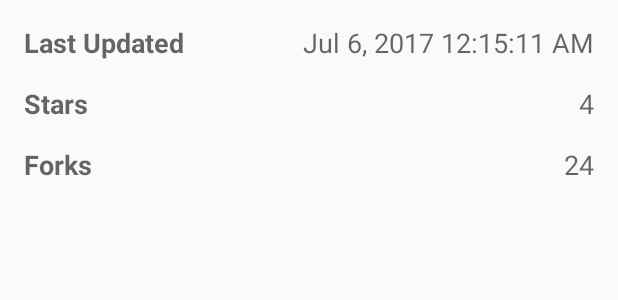
After one commit to YinkaOlu/GithubApp, an Android app: the layout repo_bottom_sheet.xml on its own in the app's theme, with its tools: preview values and no code run, on a phone screen of 412 x 824 dp. The commit adds this screen. Shown: the top 300 px of the screen. Run offline under Robolectric (Android 15) with nearby library versions, the phone set to English and light mode, and no system bars.

Commit message:
Add repo bottomsheet

```diff
--- a/app/build.gradle
+++ b/app/build.gradle
@@ -43,6 +43,7 @@ dependencies {
     implementation 'androidx.lifecycle:lifecycle-extensions:2.2.0'
     implementation "androidx.recyclerview:recyclerview:1.1.0"
     implementation "androidx.cardview:cardview:1.0.0"
+    implementation 'com.google.android.material:material:1.2.0'
 
     implementation 'com.squareup.retrofit2:retrofit:2.9.0'
     implementation 'com.squareup.retrofit2:converter-gson:2.9.0'
--- a/app/src/main/java/com/yinkaolu/githubapp/view/fragment/repolist/RepoListAdapter.kt
+++ b/app/src/main/java/com/yinkaolu/githubapp/view/fragment/repolist/RepoListAdapter.kt
@@ -6,7 +6,10 @@ import androidx.recyclerview.widget.RecyclerView
 import com.yinkaolu.githubapp.R
 import com.yinkaolu.githubapp.data.model.GithubRepo
 
-class RepoListAdapter(private var repoList: ArrayList<GithubRepo>): RecyclerView.Adapter<RepoListItemHolder>() {
+class RepoListAdapter(
+    private var repoList: ArrayList<GithubRepo>,
+    private var listener: RepoListItemListener
+): RecyclerView.Adapter<RepoListItemHolder>() {
     override fun onCreateViewHolder(parent: ViewGroup, viewType: Int): RepoListItemHolder {
         val itemView = LayoutInflater.from(parent.context).inflate(R.layout.repo_list_item, parent, false)
         return RepoListItemHolder(itemView)
@@ -17,6 +20,6 @@ class RepoListAdapter(private var repoList: ArrayList<GithubRepo>): RecyclerView
     }
 
     override fun onBindViewHolder(holder: RepoListItemHolder, position: Int) {
-        holder.onBind(repoList[position])
+        holder.onBind(repoList[position], listener)
     }
 }
--- a/app/src/main/java/com/yinkaolu/githubapp/view/fragment/repolist/RepoListFragment.kt
+++ b/app/src/main/java/com/yinkaolu/githubapp/view/fragment/repolist/RepoListFragment.kt
@@ -5,13 +5,15 @@ import androidx.fragment.app.Fragment
 import android.view.LayoutInflater
 import android.view.View
 import android.view.ViewGroup
+import android.widget.TextView
 import androidx.recyclerview.widget.LinearLayoutManager
 import androidx.recyclerview.widget.RecyclerView
+import com.google.android.material.bottomsheet.BottomSheetDialog
 import com.yinkaolu.githubapp.R
 import com.yinkaolu.githubapp.data.model.GithubRepo
 import java.lang.IllegalArgumentException
 
-class RepoListFragment : Fragment() {
+class RepoListFragment : Fragment(), RepoListItemListener {
     override fun onCreateView(
         inflater: LayoutInflater, container: ViewGroup?,
         savedInstanceState: Bundle?
@@ -24,9 +26,10 @@ class RepoListFragment : Fragment() {
 
         if (repos === null) throw IllegalArgumentException("Repo list fragment requires bundle with ArrayList of GithubRepo")
 
+        val repoListAdapter = RepoListAdapter(repos, this)
         repoList.apply {
             layoutManager = LinearLayoutManager(requireContext())
-            adapter = RepoListAdapter(repos)
+            adapter = repoListAdapter
         }
         return view
     }
@@ -42,4 +45,17 @@ class RepoListFragment : Fragment() {
             return frag
         }
     }
+
+    override fun onSelected(repo: GithubRepo) {
+        val repoBottomSheet = BottomSheetDialog(requireContext())
+        val bottomSheetView = layoutInflater.inflate(R.layout.repo_bottom_sheet, null)
+
+        // Add repo details
+        bottomSheetView.findViewById<TextView>(R.id.repoForks).text = "${repo.forks}"
+        bottomSheetView.findViewById<TextView>(R.id.repoStars).text = "${repo.stargazers}"
+        bottomSheetView.findViewById<TextView>(R.id.repoLastUpdated).text = repo.updatedAt
+
+        repoBottomSheet.setContentView(bottomSheetView)
+        repoBottomSheet.show()
+    }
 }
--- a/app/src/main/java/com/yinkaolu/githubapp/view/fragment/repolist/RepoListItemHolder.kt
+++ b/app/src/main/java/com/yinkaolu/githubapp/view/fragment/repolist/RepoListItemHolder.kt
@@ -1,17 +1,24 @@
 package com.yinkaolu.githubapp.view.fragment.repolist
 
+import android.content.Context
 import android.view.View
 import android.widget.TextView
 import androidx.recyclerview.widget.RecyclerView
+import com.google.android.material.bottomsheet.BottomSheetDialog
 import com.yinkaolu.githubapp.R
 import com.yinkaolu.githubapp.data.model.GithubRepo
 
+interface RepoListItemListener {
+    fun onSelected(repo: GithubRepo)
+}
+
 class RepoListItemHolder(itemView: View): RecyclerView.ViewHolder(itemView) {
-    var titleTextView: TextView = itemView.findViewById(R.id.repoTitle)
-    var descTextView: TextView = itemView.findViewById(R.id.repoDesc)
+    private var titleTextView: TextView = itemView.findViewById(R.id.repoTitle)
+    private var descTextView: TextView = itemView.findViewById(R.id.repoDesc)
 
-    fun onBind(repo: GithubRepo) {
+    fun onBind(repo: GithubRepo, listener: RepoListItemListener) {
         titleTextView.text = repo.name
         descTextView.text = repo.description
+        itemView.setOnClickListener {listener.onSelected(repo)}
     }
 }
--- /dev/null
+++ b/app/src/main/res/layout/repo_bottom_sheet.xml
@@ -0,0 +1,79 @@
+<?xml version="1.0" encoding="utf-8"?>
+<androidx.constraintlayout.widget.ConstraintLayout
+    xmlns:android="http://schemas.android.com/apk/res/android"
+    android:layout_width="match_parent"
+    android:layout_height="wrap_content"
+    xmlns:app="http://schemas.android.com/apk/res-auto"
+    android:padding="8dp"
+    xmlns:tools="http://schemas.android.com/tools">
+
+    <TextView
+        android:id="@+id/updateCaption"
+        app:layout_constraintTop_toTopOf="parent"
+        app:layout_constraintLeft_toLeftOf="parent"
+        android:layout_width="0dp"
+        android:text="@string/last_updated_caption"
+        android:textAppearance="@style/TextAppearance.AppCompat.Medium"
+        android:textStyle="bold"
+        android:layout_height="wrap_content"
+        android:padding="8dp"/>
+
+    <TextView
+        android:id="@+id/repoLastUpdated"
+        app:layout_constraintTop_toTopOf="parent"
+        app:layout_constraintLeft_toRightOf="@+id/updateCaption"
+        app:layout_constraintRight_toRightOf="parent"
+        android:layout_width="0dp"
+        tools:text="Jul 6, 2017 12:15:11 AM"
+        android:textAppearance="@style/TextAppearance.AppCompat.Medium"
+        android:textAlignment="textEnd"
+        android:layout_height="wrap_content"
+        android:padding="8dp"/>
+
+    <TextView
+        android:id="@+id/starCaption"
+        app:layout_constraintTop_toBottomOf="@+id/updateCaption"
+        app:layout_constraintLeft_toLeftOf="parent"
+        android:layout_width="0dp"
+        android:text="@string/stars_caption"
+        android:textAppearance="@style/TextAppearance.AppCompat.Medium"
+        android:textStyle="bold"
+        android:layout_height="wrap_content"
+        android:padding="8dp"/>
+
+    <TextView
+        android:id="@+id/repoStars"
+        app:layout_constraintTop_toBottomOf="@+id/updateCaption"
+        app:layout_constraintLeft_toRightOf="@+id/updateCaption"
+        app:layout_constraintRight_toRightOf="parent"
+        android:layout_width="0dp"
+        tools:text="4"
+        android:textAppearance="@style/TextAppearance.AppCompat.Medium"
+        android:textAlignment="textEnd"
+        android:layout_height="wrap_content"
+        android:padding="8dp"/>
+
+    <TextView
+        android:id="@+id/forkCaption"
+        app:layout_constraintTop_toBottomOf="@+id/starCaption"
+        app:layout_constraintLeft_toLeftOf="parent"
+        android:layout_width="0dp"
+        android:text="@string/forks_caption"
+        android:textAppearance="@style/TextAppearance.AppCompat.Medium"
+        android:textStyle="bold"
+        android:layout_height="wrap_content"
+        android:padding="8dp"/>
+
+    <TextView
+        android:id="@+id/repoForks"
+        app:layout_constraintTop_toBottomOf="@+id/starCaption"
+        app:layout_constraintLeft_toRightOf="@+id/updateCaption"
+        app:layout_constraintRight_toRightOf="parent"
+        android:layout_width="0dp"
+        tools:text="24"
+        android:textAppearance="@style/TextAppearance.AppCompat.Medium"
+        android:textAlignment="textEnd"
+        android:layout_height="wrap_content"
+        android:padding="8dp"/>
+
+</androidx.constraintlayout.widget.ConstraintLayout>
--- a/app/src/main/res/values/strings.xml
+++ b/app/src/main/res/values/strings.xml
@@ -4,4 +4,7 @@
     <string name="hello_blank_fragment">Hello blank fragment</string>
     <string name="search_edit_text_hint">Enter a github user id</string>
     <string name="search_button_text">Search</string>
+    <string name="last_updated_caption">Last Updated</string>
+    <string name="stars_caption">Stars</string>
+    <string name="forks_caption">Forks</string>
 </resources>
```
